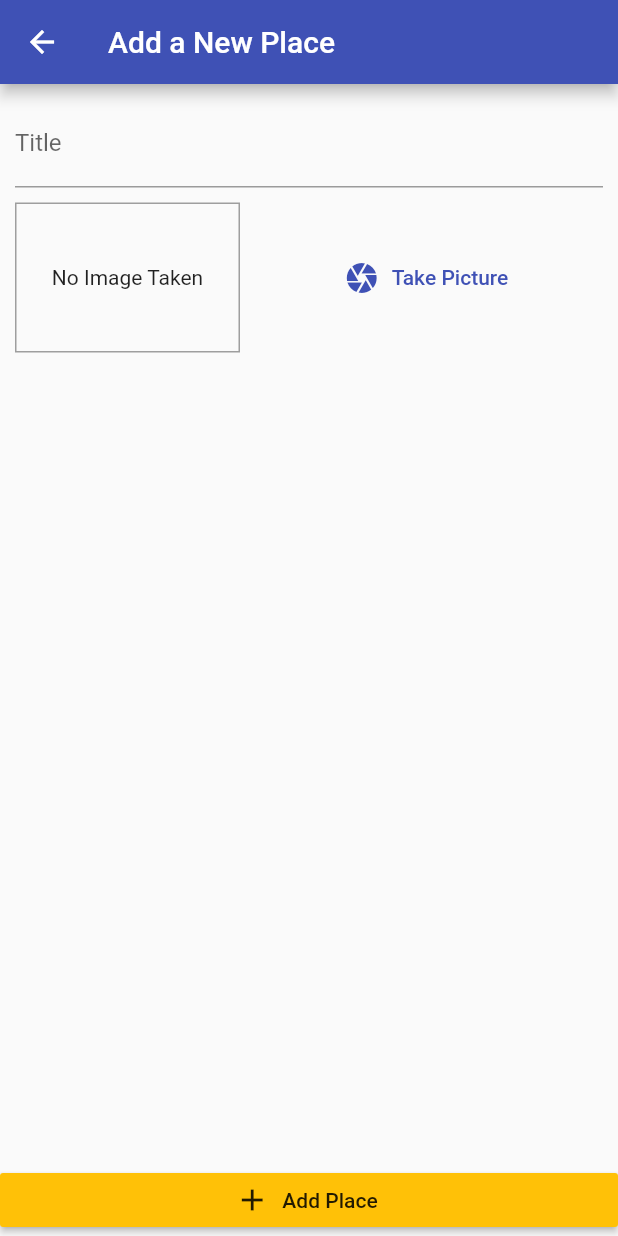
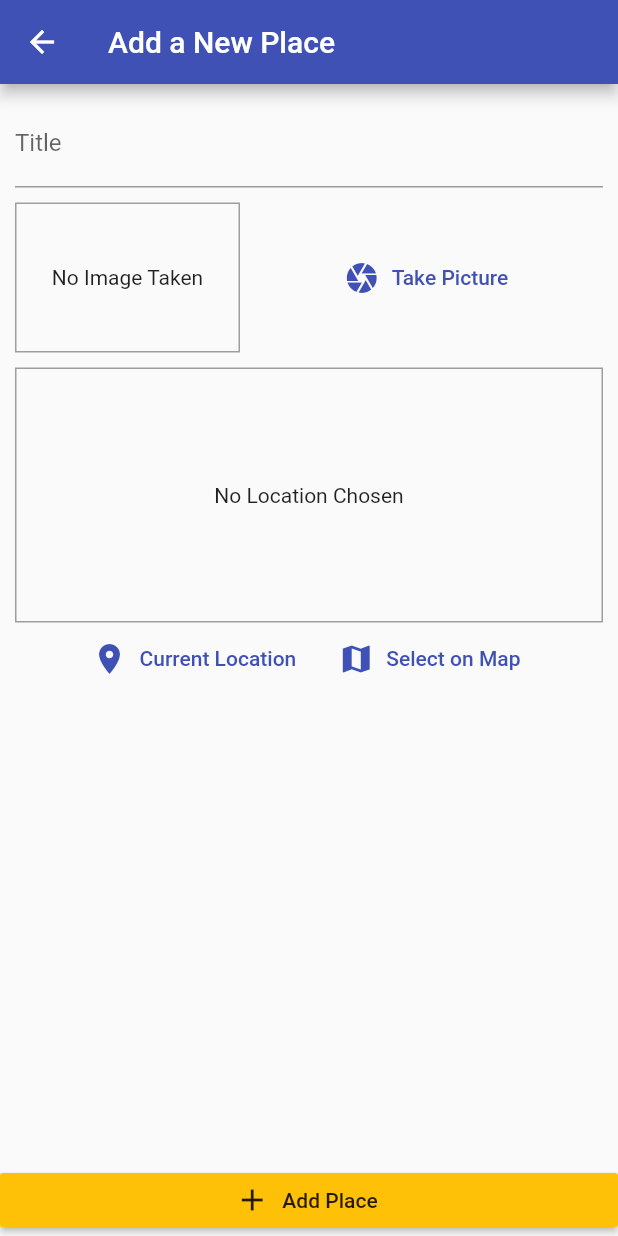
Before and after one commit to Kcruz24/great-places-flutter-app, a Flutter app: the AddPlaceScreen screen opened by its route, on a phone screen of 412 x 824 dp. Run offline on Flutter 3.47's test engine with Material 2 defaults, Android fonts, the phone set to English and light mode, and no system bars; our stand-ins replace image_picker, sqflite; accounts and stored records are empty.

Commit message:
[304] Adding a Location Input & The "location" package

```diff
--- a/lib/screens/add_place_screen.dart
+++ b/lib/screens/add_place_screen.dart
@@ -3,6 +3,7 @@ import 'dart:io';
 import 'package:flutter/material.dart';
 import 'package:provider/provider.dart';
 
+import '../widgets/location_input.dart';
 import '../providers/great_places.dart';
 import '../widgets/image_input.dart';
 
@@ -54,7 +55,9 @@ class _AddPlaceScreenState extends State<AddPlaceScreen> {
                     SizedBox(
                       height: 10,
                     ),
-                    ImageInput(_selectImage)
+                    ImageInput(_selectImage),
+                    SizedBox(height: 10),
+                    LocationInput(),
                   ],
                 ),
               ),
--- /dev/null
+++ b/lib/widgets/location_input.dart
@@ -0,0 +1,60 @@
+import 'package:flutter/material.dart';
+
+class LocationInput extends StatefulWidget {
+  @override
+  State<LocationInput> createState() => _LocationInputState();
+}
+
+class _LocationInputState extends State<LocationInput> {
+  String _previewImageUrl;
+
+  @override
+  Widget build(BuildContext context) {
+    return Column(
+      children: <Widget>[
+        Container(
+          height: 170,
+          width: double.infinity,
+          alignment: Alignment.center,
+          decoration: BoxDecoration(
+            border: Border.all(
+              width: 1,
+              color: Colors.grey,
+            ),
+          ),
+          child: _previewImageUrl == null
+              ? Text(
+                  'No Location Chosen',
+                  textAlign: TextAlign.center,
+                )
+              : Image.network(
+                  _previewImageUrl,
+                  fit: BoxFit.cover,
+                  width: double.infinity,
+                ),
+        ),
+        Row(
+          mainAxisAlignment: MainAxisAlignment.center,
+          children: <Widget>[
+            FlatButton.icon(
+              icon: Icon(
+                Icons.location_on,
+              ),
+              label: Text('Current Location'),
+              textColor: Theme.of(context).primaryColor,
+              onPressed: () {},
+            ),
+            FlatButton.icon(
+              icon: Icon(
+                Icons.map,
+              ),
+              label: Text('Select on Map'),
+              textColor: Theme.of(context).primaryColor,
+              onPressed: () {},
+            ),
+          ],
+        ),
+      ],
+    );
+  }
+}
--- a/pubspec.yaml
+++ b/pubspec.yaml
@@ -50,6 +50,7 @@ dev_dependencies:
   path_provider: ^2.0.9
   path: ^1.8.0
   sqflite: ^2.0.2
+  location: ^4.3.0
 
 # For information on the generic Dart part of this file, see the
 # following page: https://dart.dev/tools/pub/pubspec
```
Also changed, not shown: pubspec.lock, 2 other files.
